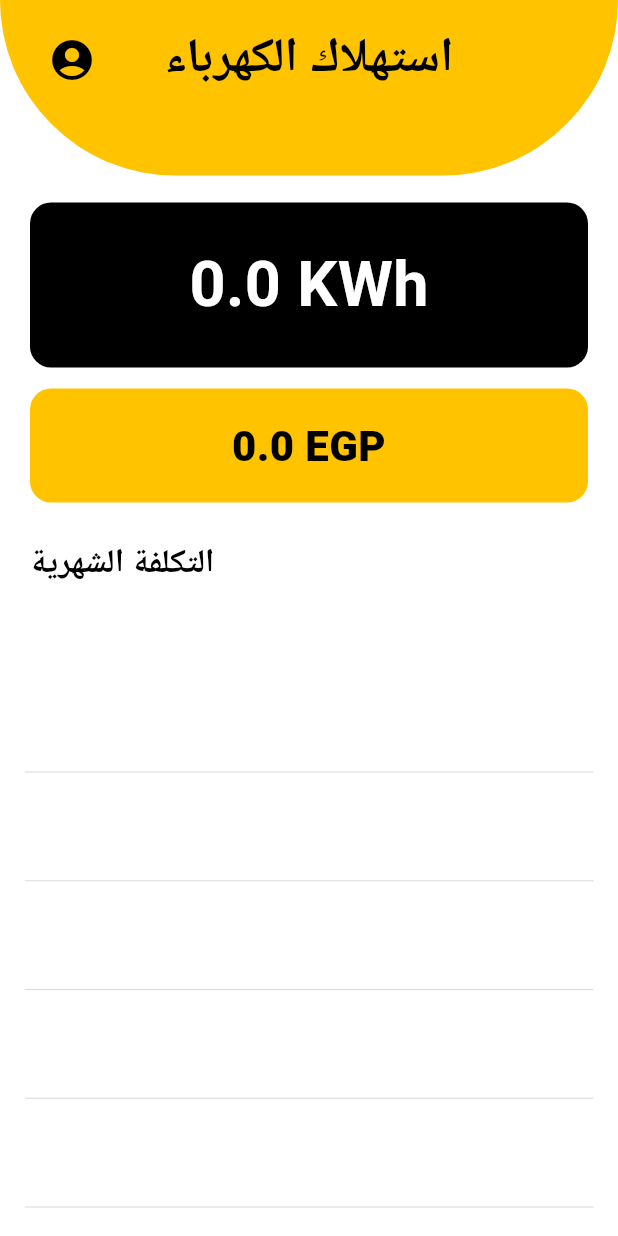
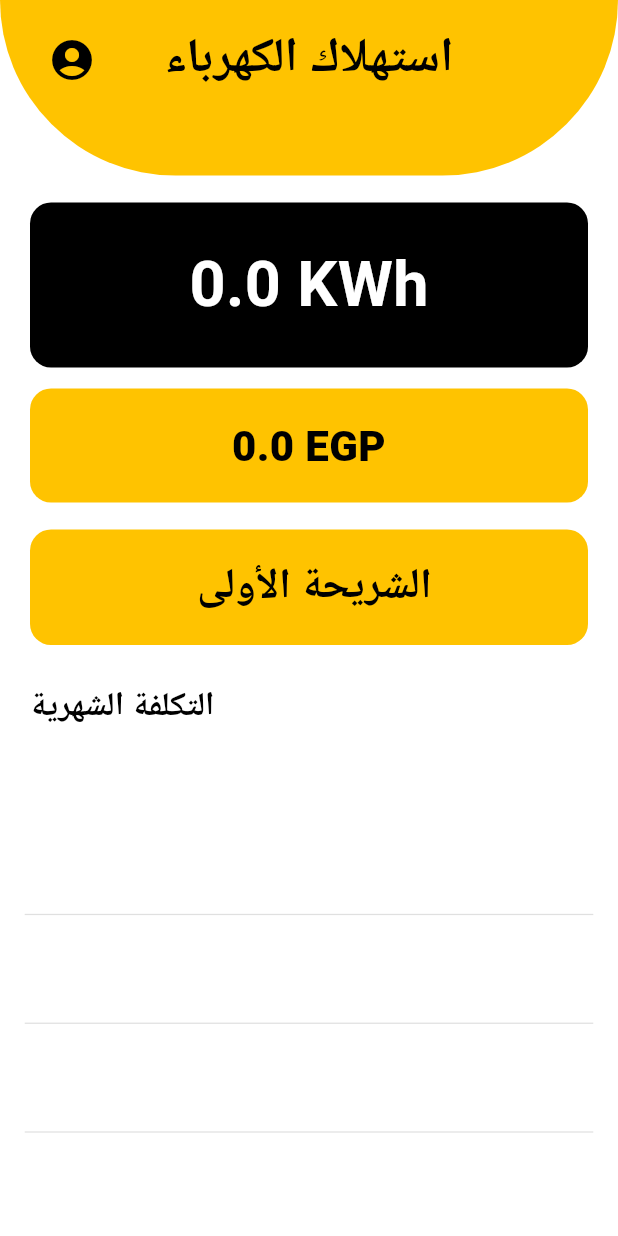
Before and after one commit to asmaa-sayed-mohammed/Graduation-Project, a Flutter app: the StartScreen screen opened directly, on a phone screen of 412 x 824 dp. Run offline on Flutter 3.47's test engine with Material 3 defaults, Android fonts, the phone set to English and light mode, and no system bars; our stand-ins replace awesome_notifications, connectivity_plus, fl_chart, geocoding, geolocator, get and 6 more; missing offline and left inert: google_mlkit_text_recognition, workmanager; accounts and stored records are empty; project files that could hold a hidden picture were left out.

Commit message:
add tiers in start screen

```diff
--- a/lib/controllers/start_controller.dart
+++ b/lib/controllers/start_controller.dart
@@ -9,15 +9,26 @@ class HomeController extends GetxController {
   RxList<double> price12Months = List<double>.filled(12, 0.0).obs;
 
   List<String> months = [
-    "Jan","Feb","Mar","Apr","May","Jun","Jul","Aug","Sep","Oct","Nov","Dec"
+    "Jan",
+    "Feb",
+    "Mar",
+    "Apr",
+    "May",
+    "Jun",
+    "Jul",
+    "Aug",
+    "Sep",
+    "Oct",
+    "Nov",
+    "Dec",
   ];
 
   @override
   void onInit() {
     super.onInit();
     fetchLatestTwoReadings(); // لحساب الفرق بين آخر قراءتين
-    fetchLatestPrice();       // لجلب آخر سعر فعلي
-    fetchMonthlyTotals();     // مجموع الأسعار لكل شهر
+    fetchLatestPrice(); // لجلب آخر سعر فعلي
+    fetchMonthlyTotals(); // مجموع الأسعار لكل شهر
   }
 
   // جلب آخر قراءتين وحساب الفرق
@@ -129,4 +140,17 @@ class HomeController extends GetxController {
     double step = (maxPriceValue() / 5).ceilToDouble();
     return step == 0 ? 1 : step;
   }
+
+  // ========================== حساب الشريحة ==========================
+  String getCurrentTier() {
+    double consumption = double.tryParse(latestUsageDifference.value) ?? 0.0;
+
+    if (consumption <= 50) return 'الأولى';
+    if (consumption <= 100) return 'الثانية';
+    if (consumption <= 200) return 'الثالثة';
+    if (consumption <= 350) return 'الرابعة';
+    if (consumption <= 650) return 'الخامسة';
+    if (consumption <= 1000) return 'السادسة';
+    return 'السابعة';
+  }
 }
--- a/lib/view/start_screen.dart
+++ b/lib/view/start_screen.dart
@@ -78,6 +78,27 @@ class StartScreen extends StatelessWidget {
                       child: Obx(
                         () => Text(
                           "${controller.currentPrice.value} EGP",
+                          textAlign: TextAlign.center,
+                          style: const TextStyle(
+                            fontSize: 28,
+                            fontWeight: FontWeight.w800,
+                            color: Colors.black,
+                          ),
+                        ),
+                      ),
+                    ),
+                    const SizedBox(height: 18),
+
+                     Container(
+                      width: double.infinity,
+                      padding: const EdgeInsets.symmetric(vertical: 18),
+                      decoration: BoxDecoration(
+                        color: AppColor.primary_color,
+                        borderRadius: BorderRadius.circular(14),
+                      ),
+                      child: Obx(
+                        () => Text(
+                          " الشريحة ${controller.getCurrentTier()} ",
                           textAlign: TextAlign.center,
                           style: const TextStyle(
                             fontSize: 28,
```
